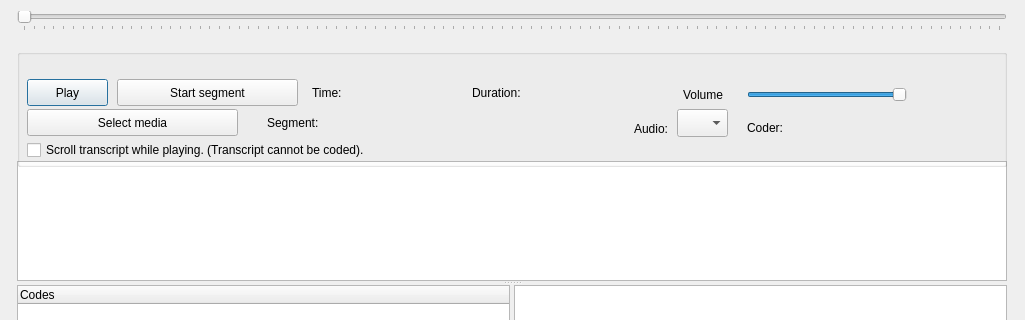
Old version of the form GUI_UIs/ui_dialog_code_av.ui in the repository ccbogel/QualCoder; both pictures show x 0 to 1025 and y 0 to 320 of the 1025 by 596 pixel window.
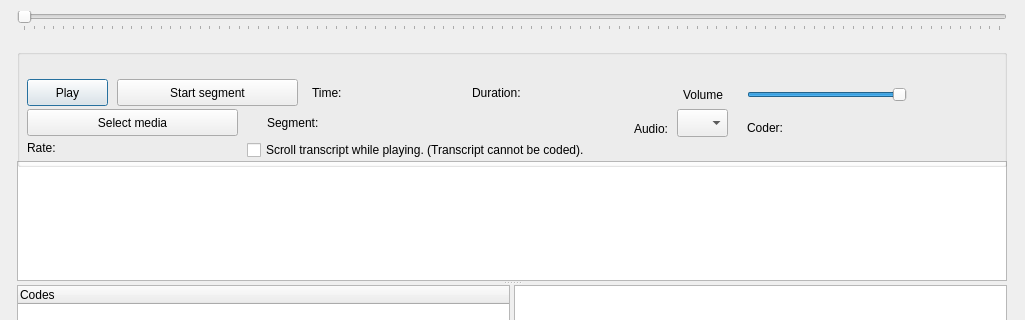
New version of the form.

Commit message: add rate label to display play speed

Patch:
```diff
--- a/GUI_UIs/ui_dialog_code_av.ui
+++ b/GUI_UIs/ui_dialog_code_av.ui
@@ -253,7 +253,7 @@
      <widget class="QCheckBox" name="checkBox_scroll_transcript">
       <property name="geometry">
        <rect>
-        <x>10</x>
+        <x>230</x>
         <y>90</y>
         <width>591</width>
         <height>22</height>
@@ -263,6 +263,22 @@
        <string>Scroll transcript while playing. (Transcript cannot be coded).</string>
       </property>
      </widget>
+     <widget class="QLabel" name="label_rate">
+      <property name="geometry">
+       <rect>
+        <x>10</x>
+        <y>90</y>
+        <width>161</width>
+        <height>17</height>
+       </rect>
+      </property>
+      <property name="toolTip">
+       <string>&lt;html&gt;&lt;head/&gt;&lt;body&gt;&lt;p&gt;Ctrl + Shift + &amp;gt;     Increase play rate to maximum 2x &lt;/p&gt;&lt;p&gt;Ctrl + Shift + &amp;lt;    Decrease play rate to minimum 0.1&lt;/p&gt;&lt;/body&gt;&lt;/html&gt;</string>
+      </property>
+      <property name="text">
+       <string>Rate:</string>
+      </property>
+     </widget>
     </widget>
    </item>
    <item row="0" column="0">
```
Left out of the diff: 2 changed lines with no effect on the pictures. The commit also changes 1 other file.
